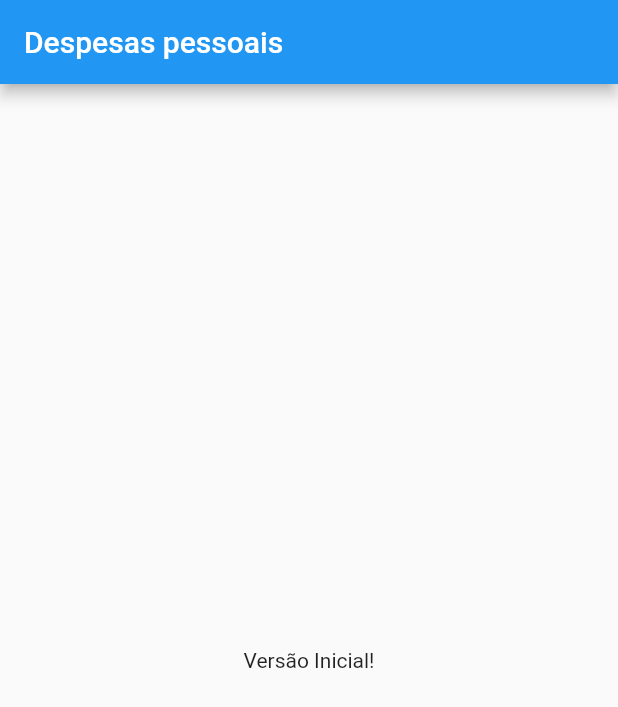
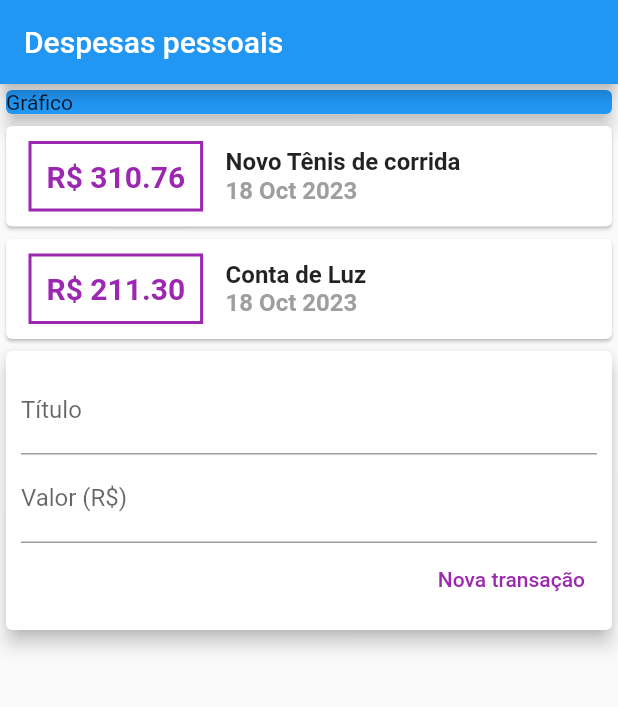
Before and after one commit to miguelnpa/expenses, a Flutter app: the screen it shows after launch, on a phone screen of 412 x 824 dp. Shown: the top 707 px of the screen. Run offline on Flutter 3.47's test engine with Material 2 defaults, Android fonts, the phone set to English and light mode, and no system bars.

```diff
--- a/lib/main.dart
+++ b/lib/main.dart
@@ -1,4 +1,6 @@
+import 'package:expenses/models/transactions.dart';
 import 'package:flutter/material.dart';
+import 'package:intl/intl.dart';
 
 main() => runApp(ExpensesApp());
 
@@ -14,7 +16,23 @@ class ExpensesApp extends StatelessWidget {
 }
 
 class MyHomePage extends StatelessWidget {
-  const MyHomePage({super.key});
+  final titleController = TextEditingController();
+  final valueController = TextEditingController();
+
+  final _transactions = [
+    Transaction(
+      id: "t1",
+      title: "Novo Tênis de corrida",
+      value: 310.76,
+      date: DateTime.now(),
+    ),
+    Transaction(
+      id: "t2",
+      title: "Conta de Luz",
+      value: 211.30,
+      date: DateTime.now(),
+    ),
+  ];
 
   @override
   Widget build(BuildContext context) {
@@ -22,8 +40,101 @@ class MyHomePage extends StatelessWidget {
       appBar: AppBar(
         title: Text("Despesas pessoais"),
       ),
-      body: Center(
-        child: Text("Versão Inicial!"),
+      body: Column(
+        crossAxisAlignment: CrossAxisAlignment.stretch,
+        children: <Widget>[
+          Container(
+            width: double.infinity,
+            child: Card(
+              child: Text('Gráfico'),
+              color: Colors.blue,
+              elevation: 5,
+            ),
+          ),
+          Column(
+            children: _transactions.map((tr) {
+              return Card(
+                child: Row(
+                  children: <Widget>[
+                    Container(
+                      margin: EdgeInsets.symmetric(
+                        horizontal: 15,
+                        vertical: 10,
+                      ),
+                      decoration: BoxDecoration(
+                        border: Border.all(
+                          color: Colors.purple,
+                          width: 2,
+                        ),
+                      ),
+                      padding: EdgeInsets.all(10),
+                      child: Text(
+                        "R\$ ${tr.value.toStringAsFixed(2)}",
+                        style: TextStyle(
+                          fontWeight: FontWeight.bold,
+                          fontSize: 20,
+                          color: Colors.purple,
+                        ),
+                      ),
+                    ),
+                    Column(
+                      crossAxisAlignment: CrossAxisAlignment.start,
+                      children: <Widget>[
+                        Text(
+                          tr.title,
+                          style: TextStyle(
+                            fontSize: 16,
+                            fontWeight: FontWeight.bold,
+                          ),
+                        ),
+                        Text(
+                          DateFormat('d MMM y').format(tr.date),
+                          style: TextStyle(
+                            color: Colors.grey,
+                            fontSize: 16,
+                            fontWeight: FontWeight.bold,
+                          ),
+                        ),
+                      ],
+                    )
+                  ],
+                ),
+              );
+            }).toList(),
+          ),
+          Card(
+            elevation: 5,
+            child: Padding(
+              padding: const EdgeInsets.all(10),
+              child: Column(
+                children: <Widget>[
+                  TextField(
+                    controller: titleController,
+                    decoration: InputDecoration(labelText: "Título"),
+                  ),
+                  TextField(
+                    controller: valueController,
+                    decoration: InputDecoration(labelText: "Valor (R\$)"),
+                  ),
+                  Row(
+                    mainAxisAlignment: MainAxisAlignment.end,
+                    children: [
+                      TextButton(
+                        onPressed: () {
+                          print(titleController.text);
+                          print(valueController.text);
+                        },
+                        style: TextButton.styleFrom(
+                            foregroundColor: Colors.purple),
+                        child: Text("Nova transação"),
+                      ),
+                    ],
+                  )
+                ],
+              ),
+            ),
+          )
+        ],
       ),
     );
   }
--- /dev/null
+++ b/lib/models/transactions.dart
@@ -0,0 +1,13 @@
+class Transaction {
+  final String id;
+  final String title;
+  final double value;
+  final DateTime date;
+
+  Transaction({
+    required this.id,
+    required this.title,
+    required this.value,
+    required this.date,
+  });
+}
--- a/pubspec.yaml
+++ b/pubspec.yaml
@@ -30,6 +30,7 @@ environment:
 dependencies:
   flutter:
     sdk: flutter
+  intl: ^0.18.1
 
 
   # The following adds the Cupertino Icons font to your application.
```
Also changed, not shown: pubspec.lock.
